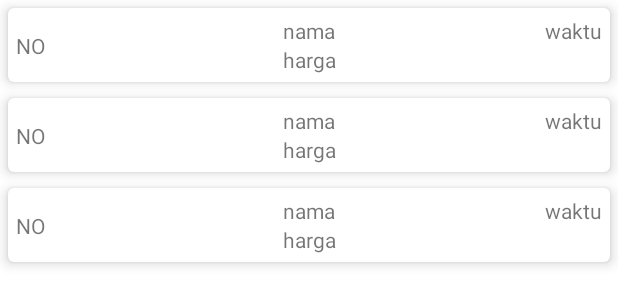
After one commit to rifkialdi/LatihanUJK, an Android app: the layout activity_dapur.xml on its own in the app's theme, with its tools: preview values and no code run, on a phone screen of 412 x 824 dp. The commit adds this screen. Shown: the top 305 px of the screen. Run offline under Robolectric (Android 15) with nearby library versions, the phone set to English and light mode, and no system bars.

Commit message:
fix at office

```diff
--- a/app/build.gradle
+++ b/app/build.gradle
@@ -47,4 +47,7 @@ dependencies {
 
     implementation 'com.github.bumptech.glide:glide:4.13.2'
     annotationProcessor 'com.github.bumptech.glide:compiler:4.13.2'
+
+    // coroutines
+    implementation 'androidx.lifecycle:lifecycle-runtime-ktx:2.5.0'
 }
--- a/app/src/main/java/com/example/latihan_ujk/DashboardActivity.kt
+++ b/app/src/main/java/com/example/latihan_ujk/DashboardActivity.kt
@@ -5,6 +5,7 @@ import androidx.appcompat.app.AppCompatActivity
 import android.os.Bundle
 import android.util.Log
 import android.view.View
+import com.example.latihan_ujk.dapur.DapurActivity
 import com.example.latihan_ujk.databinding.ActivityDashboardBinding
 import com.example.latihan_ujk.key.Key
 import com.example.latihan_ujk.menu.KategoriActivity
@@ -23,6 +24,7 @@ class DashboardActivity : AppCompatActivity(), View.OnClickListener {
 
         binding.idbtnMenu.setOnClickListener(this)
         binding.idbtnPesanan.setOnClickListener(this)
+        binding.idbtnDapur.setOnClickListener(this)
     }
 
     override fun onClick(v: View?) {
@@ -38,7 +40,7 @@ class DashboardActivity : AppCompatActivity(), View.OnClickListener {
                 startActivity(intent)
             }
             R.id.idbtn_dapur -> {
-
+                startActivity(Intent(this, DapurActivity::class.java))
             }
         }
     }
--- a/app/src/main/java/com/example/latihan_ujk/model/PesananModel.kt
+++ b/app/src/main/java/com/example/latihan_ujk/model/PesananModel.kt
@@ -8,5 +8,6 @@ data class PesananModel(
     val id: Int,
     val nomerMeja: String,
     val nama: String,
-    val harga: String
+    val harga: String,
+    val waktu: String
 ) : Parcelable
--- /dev/null
+++ b/app/src/main/res/layout/activity_dapur.xml
@@ -0,0 +1,21 @@
+<?xml version="1.0" encoding="utf-8"?>
+<androidx.constraintlayout.widget.ConstraintLayout
+    xmlns:android="http://schemas.android.com/apk/res/android"
+    xmlns:tools="http://schemas.android.com/tools"
+    xmlns:app="http://schemas.android.com/apk/res-auto"
+    android:layout_width="match_parent"
+    android:layout_height="match_parent"
+    tools:context=".dapur.DapurActivity">
+
+    <androidx.recyclerview.widget.RecyclerView
+        android:layout_width="0dp"
+        android:layout_height="0dp"
+        app:layout_constraintTop_toTopOf="parent"
+        app:layout_constraintBottom_toBottomOf="parent"
+        app:layout_constraintEnd_toEndOf="parent"
+        app:layout_constraintStart_toStartOf="parent"
+        android:id="@+id/idrv_dapur"
+        tools:listitem="@layout/item_list_dapur"/>
+
+
+  </androidx.constraintlayout.widget.ConstraintLayout>
--- /dev/null
+++ b/app/src/main/res/layout/item_list_dapur.xml
@@ -0,0 +1,53 @@
+<?xml version="1.0" encoding="utf-8"?>
+<com.google.android.material.card.MaterialCardView xmlns:android="http://schemas.android.com/apk/res/android"
+    android:layout_width="match_parent"
+    android:layout_height="wrap_content"
+    xmlns:tools="http://schemas.android.com/tools"
+    xmlns:app="http://schemas.android.com/apk/res-auto"
+    android:layout_margin="5dp"
+    app:cardElevation="5dp">
+
+    <androidx.constraintlayout.widget.ConstraintLayout
+        android:layout_width="match_parent"
+        android:layout_height="match_parent"
+        android:padding="5dp">
+
+        <TextView
+            android:layout_width="wrap_content"
+            android:layout_height="wrap_content"
+            tools:text="NO"
+            android:id="@+id/idtv_nomerMeja"
+            app:layout_constraintStart_toStartOf="parent"
+            app:layout_constraintTop_toTopOf="parent"
+            app:layout_constraintBottom_toBottomOf="parent"/>
+
+        <TextView
+            android:layout_width="wrap_content"
+            android:layout_height="wrap_content"
+            app:layout_constraintTop_toTopOf="parent"
+            app:layout_constraintStart_toStartOf="@id/idtv_nomerMeja"
+            tools:text="nama"
+            android:id="@+id/idtv_nama"
+            app:layout_constraintEnd_toEndOf="parent"/>
+
+        <TextView
+            android:id="@+id/idtv_harga"
+            android:layout_width="wrap_content"
+            android:layout_height="wrap_content"
+            app:layout_constraintBottom_toBottomOf="parent"
+            app:layout_constraintEnd_toEndOf="parent"
+            app:layout_constraintStart_toStartOf="@id/idtv_nomerMeja"
+            app:layout_constraintTop_toBottomOf="@id/idtv_nama"
+            tools:text="harga" />
+
+        <TextView
+            android:layout_width="wrap_content"
+            android:layout_height="wrap_content"
+            android:id="@+id/idtv_waktu"
+            tools:text="waktu"
+            app:layout_constraintEnd_toEndOf="parent"
+            app:layout_constraintTop_toTopOf="@id/idtv_nama"/>
+    </androidx.constraintlayout.widget.ConstraintLayout>
+
+
+</com.google.android.material.card.MaterialCardView>
```
Also changed, not shown: app/src/main/AndroidManifest.xml (+6 -3 lines), app/src/main/java/com/example/latihan_ujk/dapur/DapurActivity.kt (added, +84 -0 lines), app/src/main/java/com/example/latihan_ujk/dapur/DapurAdapter.kt (added, +42 -0 lines), app/src/main/java/com/example/latihan_ujk/db/DatabaseContract.kt (added, +16 -0 lines), app/src/main/java/com/example/latihan_ujk/db/DatabaseHelper.kt (added, +30 -0 lines), app/src/main/java/com/example/latihan_ujk/db/MappingHelper.kt (added, +22 -0 lines), app/src/main/java/com/example/latihan_ujk/db/PesananHelper.kt (added, +68 -0 lines), app/src/main/java/com/example/latihan_ujk/menu/DetailListKategoriActivity.kt (+27 -4 lines), app/src/main/java/com/example/latihan_ujk/pesanan/ListPesananActivity.kt (+66 -9 lines), app/src/main/java/com/example/latihan_ujk/pesanan/ListPesananAdapter.kt (+9 -7 lines), app/src/main/res/layout/activity_list_pesanan.xml (+13 -2 lines).
